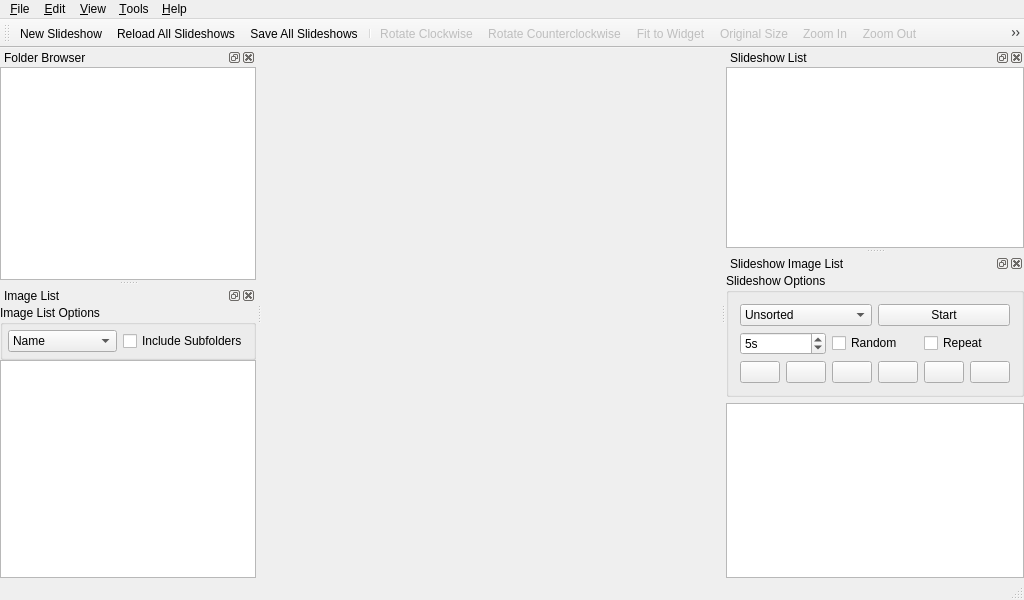
Before: the Qt Designer form mainwindow.ui in vos/qsm, drawn with Qt 5.
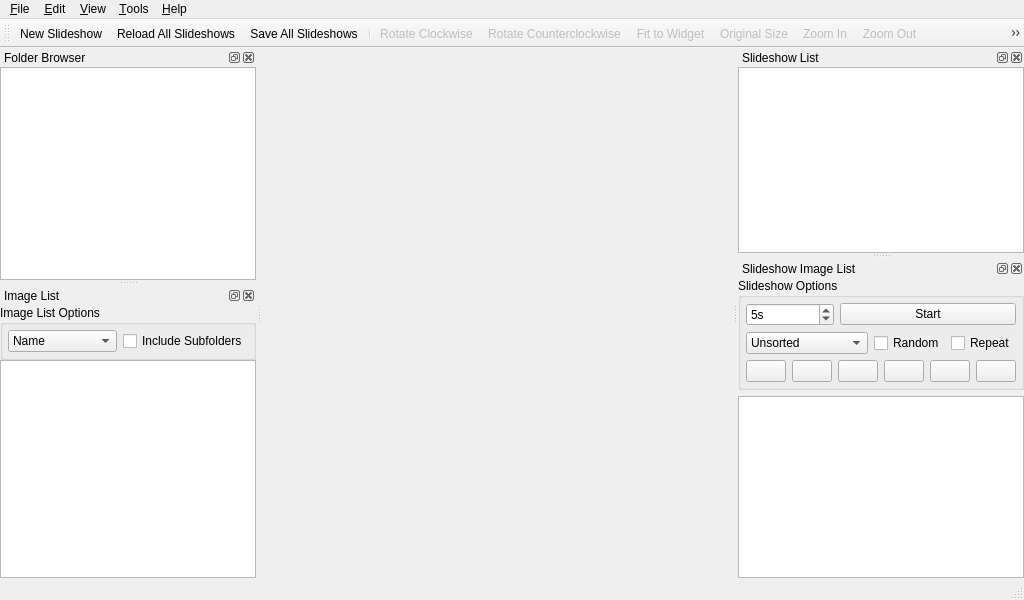
After: the same form once the commit is applied. Icons and pictures are not drawn. Custom widgets are drawn as their Qt base class.

Commit message: added Start Slideshow action

Patch:
```diff
--- a/mainwindow.ui
+++ b/mainwindow.ui
@@ -14,6 +14,9 @@
    <string notr="true">QSM - Qt SlideShow Manager</string>
   </property>
   <widget class="ImageWidget" name="imageWidget">
+   <property name="enabled">
+    <bool>false</bool>
+   </property>
    <property name="minimumSize">
     <size>
      <width>64</width>
@@ -246,54 +249,11 @@
         <string>Slideshow Options</string>
        </property>
        <layout class="QVBoxLayout" name="slideshowOptionsLayout">
+        <property name="margin">
+         <number>5</number>
+        </property>
         <item>
-         <layout class="QHBoxLayout" name="slideshowOptionsLayout1">
-          <item>
-           <widget class="QComboBox" name="slideshowSortComboBox">
-            <property name="currentIndex">
-             <number>4</number>
-            </property>
-            <item>
-             <property name="text">
-              <string>Name</string>
-             </property>
-            </item>
-            <item>
-             <property name="text">
-              <string>Name Desc</string>
-             </property>
-            </item>
-            <item>
-             <property name="text">
-              <string>Date</string>
-             </property>
-            </item>
-            <item>
-             <property name="text">
-              <string>Date Desc</string>
-             </property>
-            </item>
-            <item>
-             <property name="text">
-              <string>Unsorted</string>
-             </property>
-            </item>
-           </widget>
-          </item>
-          <item>
-           <widget class="QPushButton" name="slideshowStartPushButton">
-            <property name="statusTip">
-             <string>Start the Slideshow</string>
-            </property>
-            <property name="text">
-             <string>Start</string>
-            </property>
-           </widget>
-          </item>
-         </layout>
-        </item>
-        <item>
-         <layout class="QHBoxLayout" name="slideshowOptionsLayout2">
+         <layout class="QHBoxLayout" name="slideshowOptionsLayout1" stretch="1,2">
           <item>
            <widget class="QSpinBox" name="intervalSpinBox">
             <property name="statusTip">
@@ -314,6 +274,52 @@
            </widget>
           </item>
           <item>
+           <widget class="QPushButton" name="slideshowStartPushButton">
+            <property name="statusTip">
+             <string>Start the Slideshow</string>
+            </property>
+            <property name="text">
+             <string>Start</string>
+            </property>
+           </widget>
+          </item>
+         </layout>
+        </item>
+        <item>
+         <layout class="QHBoxLayout" name="slideshowOptionsLayout2" stretch="2,1,1">
+          <item>
+           <widget class="QComboBox" name="slideshowSortComboBox">
+            <property name="currentIndex">
+             <number>4</number>
+            </property>
+            <item>
+             <property name="text">
+              <string>Name</string>
+             </property>
+            </item>
+            <item>
+             <property name="text">
+              <string>Name Desc</string>
+             </property>
+            </item>
+            <item>
+             <property name="text">
+              <string>Date</string>
+             </property>
+            </item>
+            <item>
+             <property name="text">
+              <string>Date Desc</string>
+             </property>
+            </item>
+            <item>
+             <property name="text">
+              <string>Unsorted</string>
+             </property>
+            </item>
+           </widget>
+          </item>
+          <item>
            <widget class="QCheckBox" name="randomCheckBox">
             <property name="text">
              <string>Random</string>
```
Left out of the diff: 21 changed lines with no effect on the pictures. The commit also changes 2 other files.
